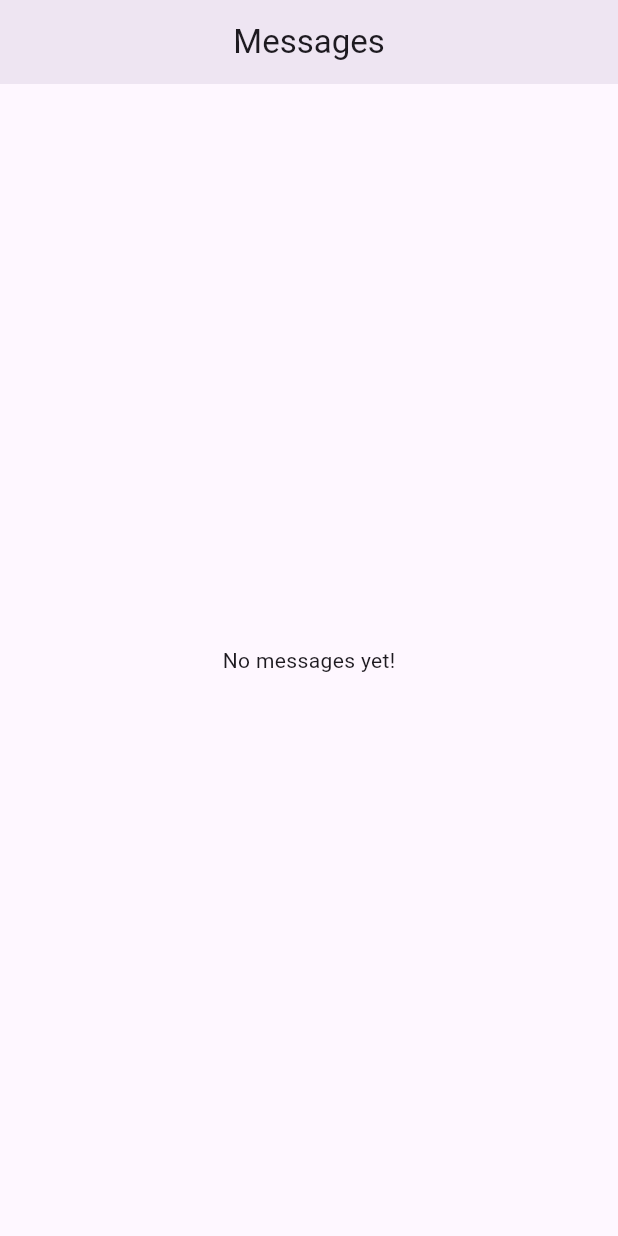
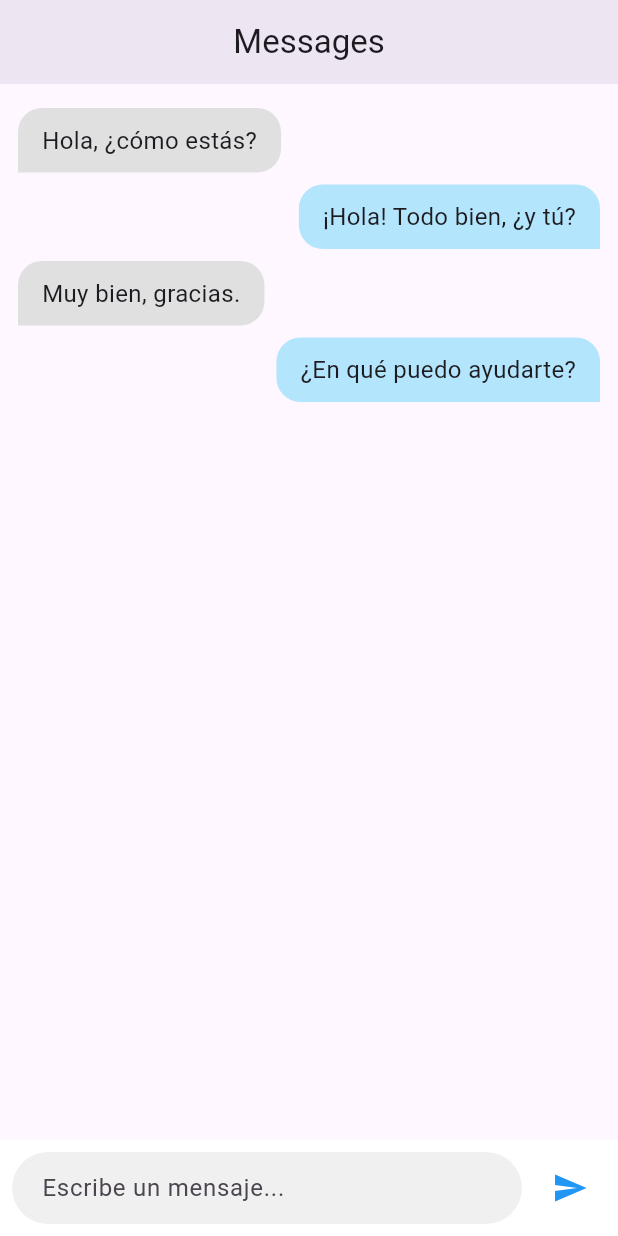
Before and after one commit to Tirano61/message_service, a Flutter app: the MessagePage screen opened directly, on a phone screen of 412 x 824 dp. Run offline on Flutter 3.47's test engine with Material 3 defaults, Android fonts, the phone set to English and light mode, and no system bars; our stand-ins replace bloc, flutter_bloc.

Commit message:
Pantalla de mmensajes

```diff
--- a/lib/feactures/message/ui/pages/message/message_page.dart
+++ b/lib/feactures/message/ui/pages/message/message_page.dart
@@ -1,9 +1,31 @@
-
-
 import 'package:flutter/material.dart';
 
-class MessagePage extends StatelessWidget {
+class MessagePage extends StatefulWidget {
   const MessagePage({super.key});
+
+  @override
+  State<MessagePage> createState() => _MessagePageState();
+}
+
+class _MessagePageState extends State<MessagePage> {
+  final List<Map<String, dynamic>> messages = [
+    {'text': 'Hola, ¿cómo estás?', 'isMe': false},
+    {'text': '¡Hola! Todo bien, ¿y tú?', 'isMe': true},
+    {'text': 'Muy bien, gracias.', 'isMe': false},
+    {'text': '¿En qué puedo ayudarte?', 'isMe': true},
+  ];
+
+  final TextEditingController _controller = TextEditingController();
+
+  void _sendMessage() {
+    final text = _controller.text.trim();
+    if (text.isNotEmpty) {
+      setState(() {
+        messages.add({'text': text, 'isMe': true});
+      });
+      _controller.clear();
+    }
+  }
 
   @override
   Widget build(BuildContext context) {
@@ -13,8 +35,67 @@ class MessagePage extends StatelessWidget {
         elevation: 6,
         title: const Text('Messages'),
       ),
-      body: const Center(
-        child: Text('No messages yet!'),
+      body: Column(
+        children: [
+          Expanded(
+            child: ListView.builder(
+              padding: const EdgeInsets.all(12),
+              itemCount: messages.length,
+              itemBuilder: (context, index) {
+                final message = messages[index];
+                final isMe = message['isMe'] as bool;
+                return Align(
+                  alignment: isMe ? Alignment.centerRight : Alignment.centerLeft,
+                  child: Container(
+                    margin: const EdgeInsets.symmetric(vertical: 4),
+                    padding: const EdgeInsets.symmetric(horizontal: 16, vertical: 10),
+                    decoration: BoxDecoration(
+                      color: isMe ? Colors.lightBlue[100] : Colors.grey[300],
+                      borderRadius: BorderRadius.only(
+                        topLeft: const Radius.circular(16),
+                        topRight: const Radius.circular(16),
+                        bottomLeft: isMe ? const Radius.circular(16) : const Radius.circular(0),
+                        bottomRight: isMe ? const Radius.circular(0) : const Radius.circular(16),
+                      ),
+                    ),
+                    child: Text(
+                      message['text'] as String,
+                      style: const TextStyle(fontSize: 16),
+                    ),
+                  ),
+                );
+              },
+            ),
+          ),
+          Container(
+            padding: const EdgeInsets.symmetric(horizontal: 8, vertical: 8),
+            color: Colors.white,
+            child: Row(
+              children: [
+                Expanded(
+                  child: TextField(
+                    controller: _controller,
+                    decoration: const InputDecoration(
+                      hintText: 'Escribe un mensaje...',
+                      border: OutlineInputBorder(
+                        borderRadius: BorderRadius.all(Radius.circular(24)),
+                        borderSide: BorderSide.none,
+                      ),
+                      filled: true,
+                      fillColor: Color(0xFFF0F0F0),
+                      contentPadding: EdgeInsets.symmetric(horizontal: 16, vertical: 0),
+                    ),
+                  ),
+                ),
+                const SizedBox(width: 8),
+                IconButton(
+                  icon: const Icon(Icons.send, color: Colors.blue),
+                  onPressed: _sendMessage,
+                ),
+              ],
+            ),
+          ),
+        ],
       ),
     );
   }
--- a/lib/main.dart
+++ b/lib/main.dart
@@ -5,6 +5,7 @@ import 'package:message_service/feactures/auth/data/repositories/user_reository_
 import 'package:message_service/feactures/auth/domain/use_cases/login_use_case.dart';
 import 'package:message_service/feactures/auth/ui/bloc/auth_bloc.dart';
 import 'package:message_service/feactures/auth/ui/pages/login_page.dart';
+import 'package:message_service/feactures/message/ui/pages/message/message_page.dart';
 
 void main() {
   runApp(const MyApp());
@@ -42,7 +43,7 @@ class MyApp extends StatelessWidget {
             ),
           ),
         ),
-        home: Login(),
+        home: const MessagePage(),
       ),
     );
   }
```
